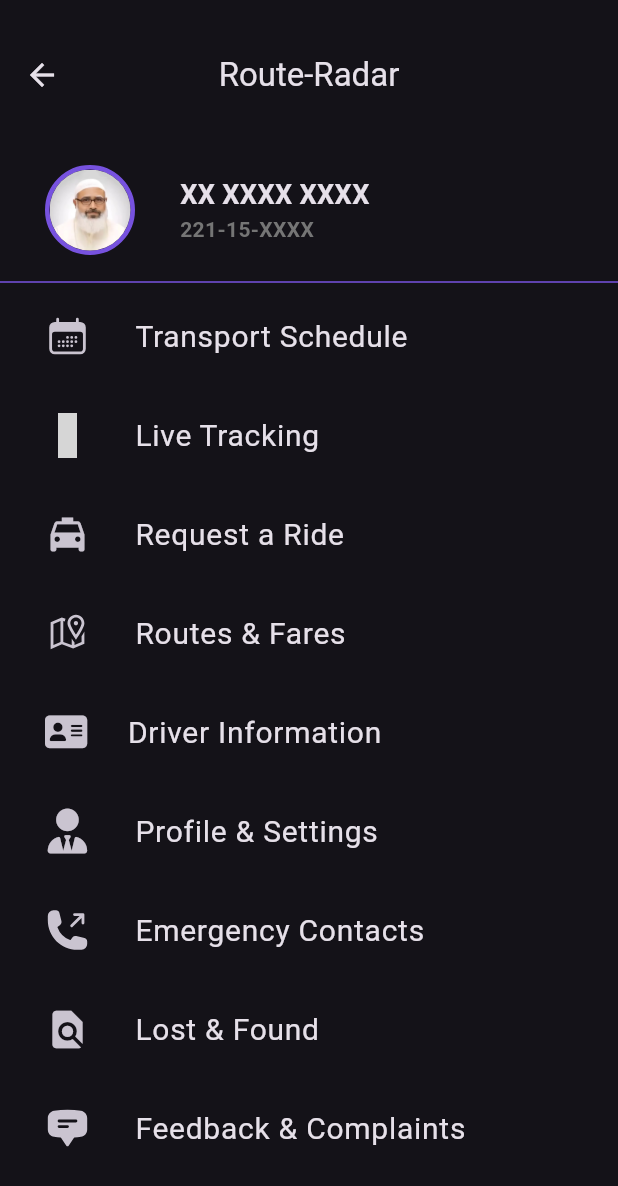
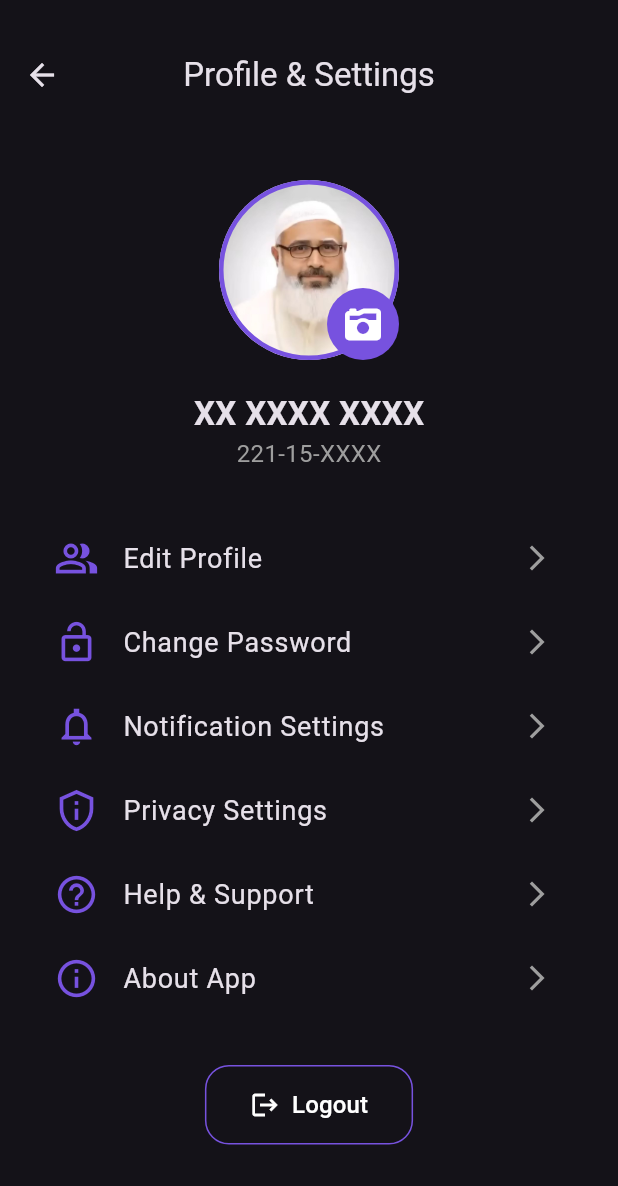
Before and after one commit to DIP-SARKER/routeradar, a Flutter app: the MenuPage screen opened directly, after a tap on "Profile & Settings", on a phone screen of 412 x 824 dp. Shown: the top 1186 px of the screen. Run offline on Flutter 3.47's test engine with Material 3 defaults, Android fonts, the phone set to English and light mode, and no system bars; our stand-ins replace icons_plus; grey boxes are pictures that could not be loaded.

Commit message:
profile and settings page added and navigated

```diff
--- a/lib/menu.dart
+++ b/lib/menu.dart
@@ -4,6 +4,7 @@ import 'package:routeradar/driverinfo.dart';
 import 'package:routeradar/emergency_contacts.dart';
 import 'package:routeradar/feedback.dart';
 import 'package:routeradar/lost_and_found.dart';
+import 'package:routeradar/profile_page.dart';
 import 'package:routeradar/request_ride.dart';
 import 'package:routeradar/routes_and_fare.dart';
 import 'package:routeradar/schedule.dart';
@@ -139,7 +140,8 @@ class _MenuPage extends State<MenuPage> {
                 fontSize: 20,
               ),
             ),
-            onTap: () {Navigator.push(
+            onTap: () {
+              Navigator.push(
                   context,
                   PageRouteBuilder(
                     pageBuilder: (context, animation, secondaryAnimation) =>
@@ -156,7 +158,8 @@ class _MenuPage extends State<MenuPage> {
                         child: child,
                       );
                     },
-                  ));},
+                  ));
+            },
           ),
           ListTile(
             contentPadding: EdgeInsets.only(left: 30, bottom: 10),
@@ -239,7 +242,26 @@ class _MenuPage extends State<MenuPage> {
                 fontSize: 20,
               ),
             ),
-            onTap: () {},
+            onTap: () {
+              Navigator.push(
+                  context,
+                  PageRouteBuilder(
+                    pageBuilder: (context, animation, secondaryAnimation) =>
+                        ProfileSettingsPage(),
+                    transitionsBuilder:
+                        (context, animation, secondaryAnimation, child) {
+                      return ScaleTransition(
+                        scale: Tween<double>(begin: 0.0, end: 1.0).animate(
+                          CurvedAnimation(
+                            parent: animation,
+                            curve: Curves.easeInOut,
+                          ),
+                        ),
+                        child: child,
+                      );
+                    },
+                  ));
+            },
           ),
           ListTile(
             contentPadding: EdgeInsets.only(left: 30, bottom: 10),
--- /dev/null
+++ b/lib/profile_page.dart
@@ -0,0 +1,119 @@
+import 'package:flutter/material.dart';
+import 'package:icons_plus/icons_plus.dart';
+
+class ProfileSettingsPage extends StatefulWidget {
+  const ProfileSettingsPage({super.key});
+
+  @override
+  State<ProfileSettingsPage> createState() => _ProfileSettingsPageState();
+}
+
+class _ProfileSettingsPageState extends State<ProfileSettingsPage> {
+  @override
+  Widget build(BuildContext context) {
+    return Scaffold(
+      appBar: AppBar(
+        title: const Text("Profile & Settings"),
+        centerTitle: true,
+        toolbarHeight: 100,
+        elevation: 0,
+      ),
+      body: SingleChildScrollView(
+        padding: const EdgeInsets.all(20.0),
+        child: Column(
+          crossAxisAlignment: CrossAxisAlignment.center,
+          children: [
+            Center(
+              child: Stack(
+                children: [
+                  CircleAvatar(
+                    child: Container(
+                      decoration: BoxDecoration(
+                        shape: BoxShape.circle,
+                        border: Border.all(
+                          color: Theme.of(context).primaryColor,
+                          width: 3.0,
+                        ),
+                      ),
+                    ),
+                    radius: 60,
+                    backgroundImage: AssetImage("assets/IMG.png"),
+                  ),
+                  Positioned(
+                    bottom: 0,
+                    right: 0,
+                    child: Container(
+                      decoration: BoxDecoration(
+                        shape: BoxShape.circle,
+                        color: Theme.of(context).primaryColor,
+                      ),
+                      child: IconButton(
+                        icon: Icon(FontAwesome.camera_retro_solid,
+                            color: Colors.white),
+                        onPressed: () {},
+                      ),
+                    ),
+                  ),
+                ],
+              ),
+            ),
+            const SizedBox(height: 20),
+            const Text(
+              "XX XXXX XXXX",
+              style: TextStyle(fontSize: 22, fontWeight: FontWeight.bold),
+            ),
+            const Text(
+              "221-15-XXXX",
+              style: TextStyle(fontSize: 16, color: Colors.grey),
+            ),
+            const SizedBox(height: 30),
+            _buildSettingTile(Icons.people_alt_outlined, "Edit Profile", () {}),
+            _buildSettingTile(Icons.lock_open, "Change Password", () {}),
+            _buildSettingTile(
+                Icons.notifications_none_sharp, "Notification Settings", () {}),
+            _buildSettingTile(
+                Icons.privacy_tip_outlined, "Privacy Settings", () {}),
+            _buildSettingTile(Icons.help_outline, "Help & Support", () {}),
+            _buildSettingTile(Icons.info_outline, "About App", () {}),
+            const SizedBox(height: 30),
+            ElevatedButton.icon(
+              style: ElevatedButton.styleFrom(
+                elevation: 0,
+                side: BorderSide(color: Theme.of(context).primaryColor),
+                backgroundColor: Colors.transparent,
+                foregroundColor: Colors.white,
+                padding:
+                    const EdgeInsets.symmetric(horizontal: 30, vertical: 15),
+                shape: RoundedRectangleBorder(
+                  borderRadius: BorderRadius.circular(16),
+                ),
+              ),
+              icon: Icon(
+                Icons.logout,
+                size: 20,
+              ),
+              label: const Text(
+                "Logout",
+                style: TextStyle(fontSize: 16),
+              ),
+              onPressed: () {},
+            ),
+          ],
+        ),
+      ),
+    );
+  }
+
+  Widget _buildSettingTile(IconData icon, String title, VoidCallback onTap) {
+    return ListTile(
+      leading: Icon(icon, size: 30, color: Theme.of(context).primaryColor),
+      title: Text(
+        title,
+        style: const TextStyle(fontSize: 18),
+      ),
+      trailing:
+          const Icon(Icons.arrow_forward_ios, size: 20, color: Colors.grey),
+      onTap: () {},
+    );
+  }
+}
```
